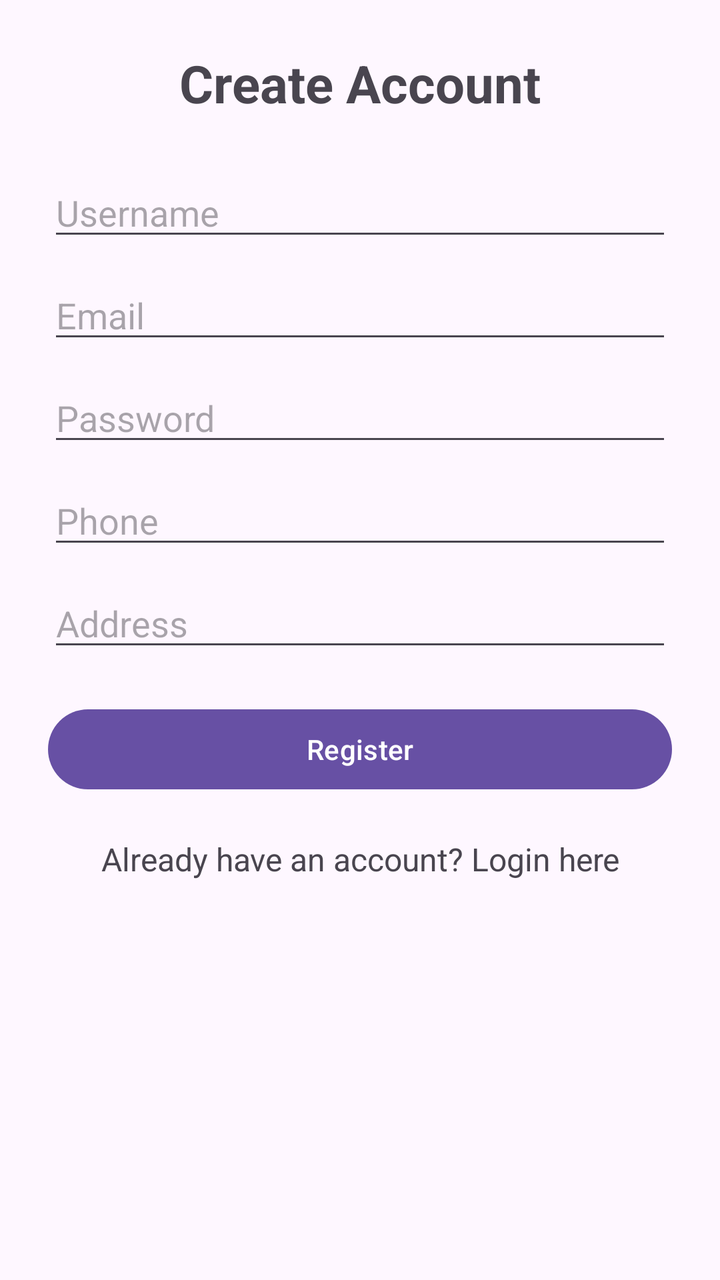
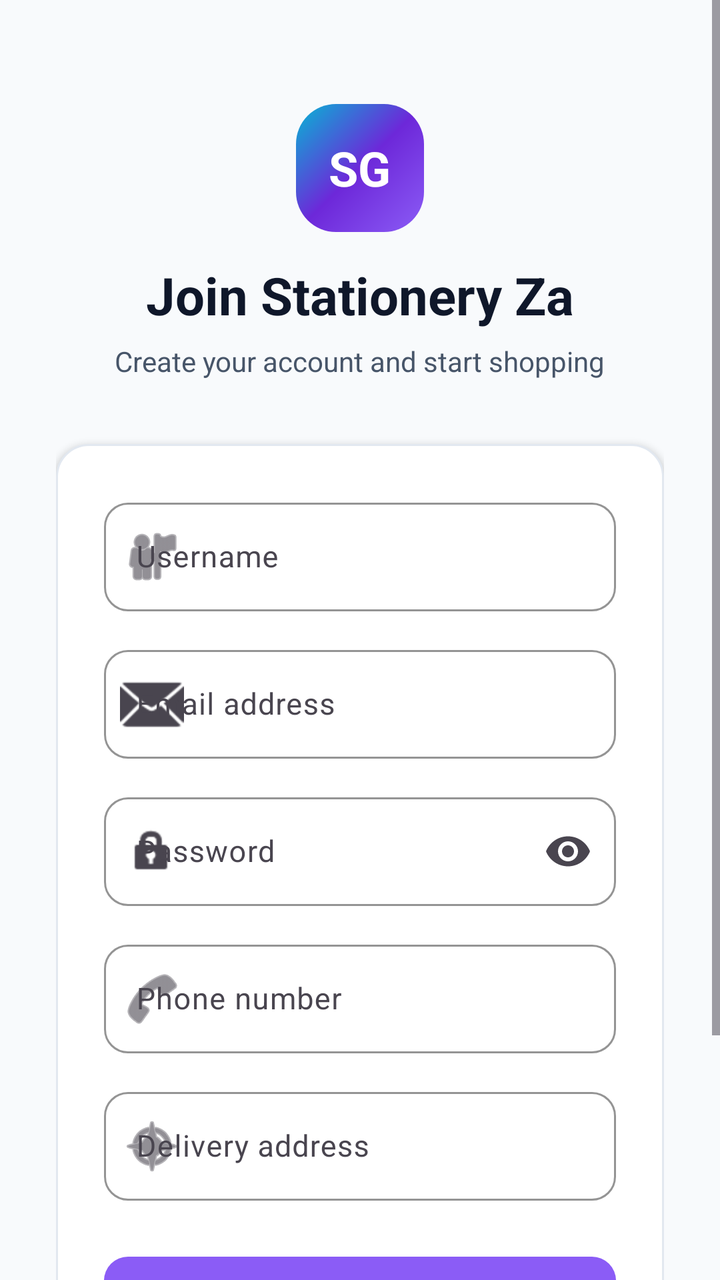

Screens rendered from an Android XML layout before and after an edit, with the pre-edit source and the edit as a unified diff.
<!-- AndroidManifest.xml: application theme Theme.StationeryShopApp -->
<!-- res/layout/activity_register.xml -->
<?xml version="1.0" encoding="utf-8"?>
<ScrollView xmlns:android="http://schemas.android.com/apk/res/android"
    android:layout_width="match_parent"
    android:layout_height="match_parent"
    android:fillViewport="true">

    <LinearLayout
        android:layout_width="match_parent"
        android:layout_height="wrap_content"
        android:orientation="vertical"
        android:padding="24dp">

        <TextView
            android:layout_width="match_parent"
            android:layout_height="wrap_content"
            android:text="Create Account"
            android:textSize="26sp"
            android:textStyle="bold"
            android:gravity="center"
            android:layout_marginBottom="25dp" />

        <EditText
            android:id="@+id/edtUsername"
            android:layout_width="match_parent"
            android:layout_height="wrap_content"
            android:hint="Username"
            android:layout_marginBottom="10dp" />

        <EditText
            android:id="@+id/edtEmail"
            android:layout_width="match_parent"
            android:layout_height="wrap_content"
            android:hint="Email"
            android:inputType="textEmailAddress"
            android:layout_marginBottom="10dp" />

        <EditText
            android:id="@+id/edtPassword"
            android:layout_width="match_parent"
            android:layout_height="wrap_content"
            android:hint="Password"
            android:inputType="textPassword"
            android:layout_marginBottom="10dp" />

        <EditText
            android:id="@+id/edtPhone"
            android:layout_width="match_parent"
            android:layout_height="wrap_content"
            android:hint="Phone"
            android:inputType="phone"
            android:layout_marginBottom="10dp" />

        <EditText
            android:id="@+id/edtAddress"
            android:layout_width="match_parent"
            android:layout_height="wrap_content"
            android:hint="Address"
            android:layout_marginBottom="20dp" />

        <Button
            android:id="@+id/btnRegister"
            android:layout_width="match_parent"
            android:layout_height="wrap_content"
            android:text="Register" />

        <TextView
            android:id="@+id/txtGoToLogin"
            android:layout_width="match_parent"
            android:layout_height="wrap_content"
            android:text="Already have an account? Login here"
            android:textSize="16sp"
            android:gravity="center"
            android:paddingTop="20dp" />

    </LinearLayout>

</ScrollView>
<!-- resources referenced by this layout -->
<resources>
  <style name="Theme.StationeryShopApp" parent="Base.Theme.StationeryShopApp" />
  <style name="Base.Theme.StationeryShopApp" parent="Theme.Material3.DayNight.NoActionBar">
          
          
      </style>
</resources>

<!-- the commit's change to res/layout/activity_register.xml (unified diff, before → after) -->
@@ -1,76 +1,203 @@
 <?xml version="1.0" encoding="utf-8"?>
 <ScrollView xmlns:android="http://schemas.android.com/apk/res/android"
+    xmlns:app="http://schemas.android.com/apk/res-auto"
     android:layout_width="match_parent"
     android:layout_height="match_parent"
+    android:background="@color/canvas_light"
     android:fillViewport="true">
 
     <LinearLayout
         android:layout_width="match_parent"
         android:layout_height="wrap_content"
         android:orientation="vertical"
-        android:padding="24dp">
-
-        <TextView
+        android:padding="28dp">
+
+        
+        <LinearLayout
             android:layout_width="match_parent"
             android:layout_height="wrap_content"
-            android:text="Create Account"
-            android:textSize="26sp"
-            android:textStyle="bold"
+            android:orientation="vertical"
             android:gravity="center"
-            android:layout_marginBottom="25dp" />
-
-        <EditText
-            android:id="@+id/edtUsername"
+            android:layout_marginTop="24dp"
+            android:layout_marginBottom="32dp">
+
+            
+            <FrameLayout
+                android:layout_width="64dp"
+                android:layout_height="64dp"
+                android:background="@drawable/bg_hero_section"
+                android:layout_gravity="center"
+                android:layout_marginBottom="14dp">
+
+                <TextView
+                    android:layout_width="wrap_content"
+                    android:layout_height="wrap_content"
+                    android:layout_gravity="center"
+                    android:text="SG"
+                    android:textColor="@color/white"
+                    android:textSize="24sp"
+                    android:textStyle="bold" />
+            </FrameLayout>
+
+            <TextView
+                android:layout_width="wrap_content"
+                android:layout_height="wrap_content"
+                android:text="Join Stationery Za"
+                android:textSize="26sp"
+                android:textStyle="bold"
+                android:textColor="@color/text_primary_light" />
+
+            <TextView
+                android:layout_width="wrap_content"
+                android:layout_height="wrap_content"
+                android:text="Create your account and start shopping"
+                android:textSize="14sp"
+                android:textColor="@color/text_secondary_light"
+                android:layout_marginTop="6dp" />
+
+        </LinearLayout>
+
+        
+        <LinearLayout
             android:layout_width="match_parent"
             android:layout_height="wrap_content"
-            android:hint="Username"
-            android:layout_marginBottom="10dp" />
-
-        <EditText
-            android:id="@+id/edtEmail"
+            android:orientation="vertical"
+            android:background="@drawable/bg_card_rounded"
+            android:padding="24dp"
+            android:elevation="2dp">
+
+            
+            <com.google.android.material.textfield.TextInputLayout
+                android:layout_width="match_parent"
+                android:layout_height="wrap_content"
+                style="@style/StudyGridTextInput"
+                android:hint="Username"
+                android:layout_marginBottom="14dp"
+                app:startIconDrawable="@android:drawable/ic_menu_myplaces">
+
+                <com.google.android.material.textfield.TextInputEditText
+                    android:id="@+id/edtUsername"
+                    android:layout_width="match_parent"
+                    android:layout_height="wrap_content"
+                    android:inputType="textPersonName"
+                    android:textSize="15sp" />
+
+            </com.google.android.material.textfield.TextInputLayout>
+
+            
+            <com.google.android.material.textfield.TextInputLayout
+                android:layout_width="match_parent"
+                android:layout_height="wrap_content"
+                style="@style/StudyGridTextInput"
+                android:hint="Email address"
+                android:layout_marginBottom="14dp"
+                app:startIconDrawable="@android:drawable/ic_dialog_email">
+
+                <com.google.android.material.textfield.TextInputEditText
+                    android:id="@+id/edtEmail"
+                    android:layout_width="match_parent"
+                    android:layout_height="wrap_content"
+                    android:inputType="textEmailAddress"
+                    android:textSize="15sp" />
+
+            </com.google.android.material.textfield.TextInputLayout>
+
+            
+            <com.google.android.material.textfield.TextInputLayout
+                android:layout_width="match_parent"
+                android:layout_height="wrap_content"
+                style="@style/StudyGridTextInput"
+                android:hint="Password"
+                android:layout_marginBottom="14dp"
+                app:endIconMode="password_toggle"
+                app:startIconDrawable="@android:drawable/ic_lock_idle_lock">
+
+                <com.google.android.material.textfield.TextInputEditText
+                    android:id="@+id/edtPassword"
+                    android:layout_width="match_parent"
+                    android:layout_height="wrap_content"
+                    android:inputType="textPassword"
+                    android:textSize="15sp" />
+
+            </com.google.android.material.textfield.TextInputLayout>
+
+            
+            <com.google.android.material.textfield.TextInputLayout
+                android:layout_width="match_parent"
+                android:layout_height="wrap_content"
+                style="@style/StudyGridTextInput"
+                android:hint="Phone number"
+                android:layout_marginBottom="14dp"
+                app:startIconDrawable="@android:drawable/ic_menu_call">
+
+                <com.google.android.material.textfield.TextInputEditText
+                    android:id="@+id/edtPhone"
+                    android:layout_width="match_parent"
+                    android:layout_height="wrap_content"
+                    android:inputType="phone"
+                    android:textSize="15sp" />
+
+            </com.google.android.material.textfield.TextInputLayout>
+
+            
+            <com.google.android.material.textfield.TextInputLayout
+                android:layout_width="match_parent"
+                android:layout_height="wrap_content"
+                style="@style/StudyGridTextInput"
+                android:hint="Delivery address"
+                android:layout_marginBottom="24dp"
+                app:startIconDrawable="@android:drawable/ic_menu_compass">
+
+                <com.google.android.material.textfield.TextInputEditText
+                    android:id="@+id/edtAddress"
+                    android:layout_width="match_parent"
+                    android:layout_height="wrap_content"
+                    android:inputType="textPostalAddress"
+                    android:textSize="15sp" />
+
+            </com.google.android.material.textfield.TextInputLayout>
+
+            
+            <com.google.android.material.button.MaterialButton
+                android:id="@+id/btnRegister"
+                android:layout_width="match_parent"
+                android:layout_height="56dp"
+                android:text="Create Account"
+                android:textSize="16sp"
+                android:textAllCaps="false"
+                app:cornerRadius="12dp"
+                app:backgroundTint="@color/primary_violet" />
+
+        </LinearLayout>
+
+        
+        <LinearLayout
             android:layout_width="match_parent"
             android:layout_height="wrap_content"
-            android:hint="Email"
-            android:inputType="textEmailAddress"
-            android:layout_marginBottom="10dp" />
-
-        <EditText
-            android:id="@+id/edtPassword"
-            android:layout_width="match_parent"
-            android:layout_height="wrap_content"
-            android:hint="Password"
-            android:inputType="textPassword"
-            android:layout_marginBottom="10dp" />
-
-        <EditText
-            android:id="@+id/edtPhone"
-            android:layout_width="match_parent"
-            android:layout_height="wrap_content"
-            android:hint="Phone"
-            android:inputType="phone"
-            android:layout_marginBottom="10dp" />
-
-        <EditText
-            android:id="@+id/edtAddress"
-            android:layout_width="match_parent"
-            android:layout_height="wrap_content"
-            android:hint="Address"
-            android:layout_marginBottom="20dp" />
-
-        <Button
-            android:id="@+id/btnRegister"
-            android:layout_width="match_parent"
-            android:layout_height="wrap_content"
-            android:text="Register" />
-
-        <TextView
-            android:id="@+id/txtGoToLogin"
-            android:layout_width="match_parent"
-            android:layout_height="wrap_content"
-            android:text="Already have an account? Login here"
-            android:textSize="16sp"
+            android:orientation="horizontal"
             android:gravity="center"
-            android:paddingTop="20dp" />
+            android:layout_marginTop="24dp"
+            android:layout_marginBottom="16dp">
+
+            <TextView
+                android:layout_width="wrap_content"
+                android:layout_height="wrap_content"
+                android:text="Already have an account? "
+                android:textSize="14sp"
+                android:textColor="@color/text_secondary_light" />
+
+            <TextView
+                android:id="@+id/txtGoToLogin"
+                android:layout_width="wrap_content"
+                android:layout_height="wrap_content"
+                android:text="Sign In"
+                android:textSize="14sp"
+                android:textStyle="bold"
+                android:textColor="@color/primary_violet"
+                android:paddingStart="4dp"
+                android:paddingEnd="4dp" />
+
+        </LinearLayout>
 
     </LinearLayout>
 
<!-- resource entries referenced after the edit -->
@@ -1,9 +1,60 @@
 <!-- resources referenced by this layout -->
 <resources>
+  <color name="canvas_light">#F8FAFC</color>
+  <color name="primary_violet">#8B5CF6</color>
+  <color name="text_primary_light">#0F172A</color>
+  <color name="text_secondary_light">#475569</color>
+  <color name="white">#FFFFFFFF</color>
+  <!-- drawable bg_card_rounded (drawable) -->
+  <?xml version="1.0" encoding="utf-8"?>
+  <shape xmlns:android="http://schemas.android.com/apk/res/android"
+      android:shape="rectangle">
+      <solid android:color="#FFFFFF" />
+      <corners android:radius="16dp" />
+      <stroke
+          android:width="1dp"
+          android:color="#E2E8F0" />
+  </shape>
+  <!-- drawable bg_hero_section (drawable) -->
+  <?xml version="1.0" encoding="utf-8"?>
+  <shape xmlns:android="http://schemas.android.com/apk/res/android"
+      android:shape="rectangle">
+      <gradient
+          android:startColor="#8B5CF6"
+          android:centerColor="#6D28D9"
+          android:endColor="#06B6D4"
+          android:angle="135" />
+      <corners android:radius="20dp" />
+  </shape>
+  <style name="StudyGridTextInput" parent="Widget.Material3.TextInputLayout.OutlinedBox">
+          <item name="boxCornerRadiusTopStart">12dp</item>
+          <item name="boxCornerRadiusTopEnd">12dp</item>
+          <item name="boxCornerRadiusBottomStart">12dp</item>
+          <item name="boxCornerRadiusBottomEnd">12dp</item>
+          <item name="boxStrokeColor">@color/primary_violet</item>
+          <item name="hintTextColor">@color/primary_violet</item>
+      </style>
   <style name="Theme.StationeryShopApp" parent="Base.Theme.StationeryShopApp" />
   <style name="Base.Theme.StationeryShopApp" parent="Theme.Material3.DayNight.NoActionBar">
           
-          
+          <item name="colorPrimary">@color/primary_violet</item>
+          <item name="colorPrimaryDark">@color/primary_violet_dark</item>
+          <item name="colorAccent">@color/accent_cyan</item>
+          <item name="colorSecondary">@color/accent_cyan</item>
+          <item name="colorTertiary">@color/accent_mint</item>
+          <item name="android:colorBackground">@color/canvas_light</item>
+          <item name="colorSurface">@color/surface_light</item>
+          <item name="colorOnPrimary">@color/white</item>
+          <item name="colorOnSecondary">@color/white</item>
+          <item name="colorOnSurface">@color/text_primary_light</item>
+          <item name="colorError">@color/error</item>
+          <item name="android:statusBarColor">@color/canvas_light</item>
+          <item name="android:windowLightStatusBar" tools:targetApi="m">true</item>
       </style>
+  <color name="primary_violet_dark">#7C3AED</color>
+  <color name="accent_cyan">#06B6D4</color>
+  <color name="accent_mint">#10B981</color>
+  <color name="surface_light">#FFFFFF</color>
+  <color name="error">#EF4444</color>
 </resources>
 
